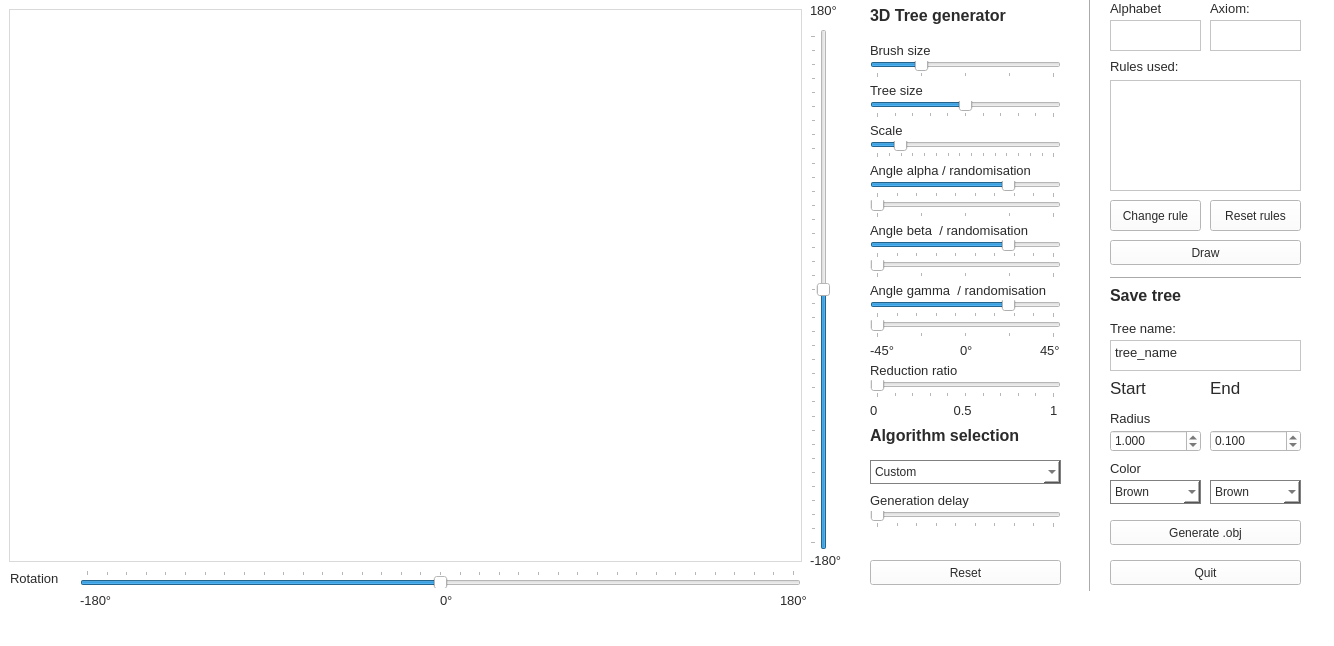
Above: mainwindow.ui from Maxlo24/Projet_Majeure_Arbre_3D before the change. Below: the same form after it.
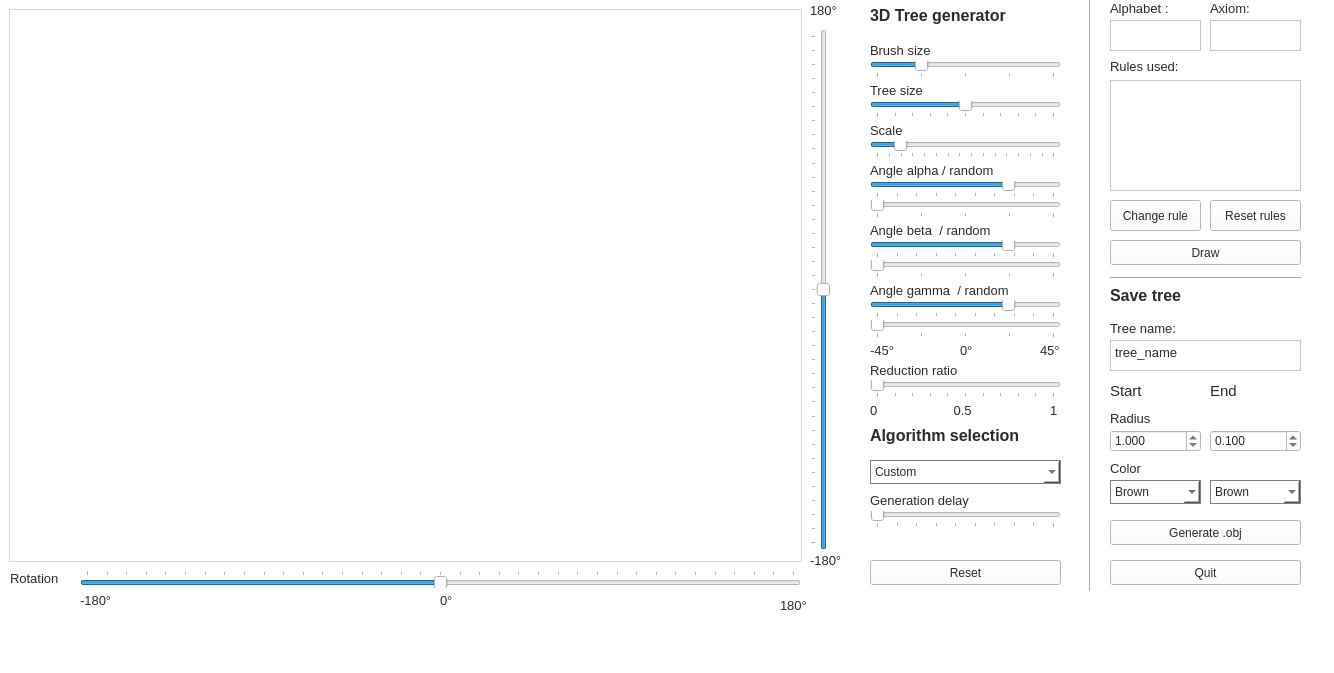
That is the form after the change.

```diff
--- a/mainwindow.ui
+++ b/mainwindow.ui
@@ -7,7 +7,7 @@
     <x>0</x>
     <y>0</y>
     <width>1334</width>
-    <height>646</height>
+    <height>673</height>
    </rect>
   </property>
   <property name="windowTitle">
@@ -55,7 +55,7 @@
      <rect>
       <x>870</x>
       <y>420</y>
-      <width>181</width>
+      <width>211</width>
       <height>31</height>
      </rect>
     </property>
@@ -225,7 +225,7 @@
      <rect>
       <x>870</x>
       <y>490</y>
-      <width>121</width>
+      <width>151</width>
       <height>21</height>
      </rect>
     </property>
@@ -457,7 +457,7 @@
      <rect>
       <x>870</x>
       <y>160</y>
-      <width>181</width>
+      <width>211</width>
       <height>21</height>
      </rect>
     </property>
@@ -467,7 +467,7 @@
      </font>
     </property>
     <property name="text">
-     <string>Angle alpha / randomisation</string>
+     <string>Angle alpha / random</string>
     </property>
    </widget>
    <widget class="QLabel" name="taillePinceauLabel_9">
@@ -636,7 +636,7 @@
      <rect>
       <x>80</x>
       <y>590</y>
-      <width>31</width>
+      <width>51</width>
       <height>21</height>
      </rect>
     </property>
@@ -654,8 +654,8 @@
      <rect>
       <x>780</x>
       <y>590</y>
-      <width>31</width>
-      <height>21</height>
+      <width>41</width>
+      <height>31</height>
      </rect>
     </property>
     <property name="font">
@@ -772,7 +772,7 @@
      <rect>
       <x>870</x>
       <y>220</y>
-      <width>171</width>
+      <width>211</width>
       <height>21</height>
      </rect>
     </property>
@@ -782,7 +782,7 @@
      </font>
     </property>
     <property name="text">
-     <string>Angle beta  / randomisation</string>
+     <string>Angle beta  / random</string>
     </property>
    </widget>
    <widget class="QSlider" name="beta_Slider">
@@ -863,7 +863,7 @@
      <rect>
       <x>870</x>
       <y>280</y>
-      <width>181</width>
+      <width>211</width>
       <height>21</height>
      </rect>
     </property>
@@ -873,7 +873,7 @@
      </font>
     </property>
     <property name="text">
-     <string>Angle gamma  / randomisation</string>
+     <string>Angle gamma  / random</string>
     </property>
    </widget>
    <widget class="QSlider" name="gamma_Slider">
@@ -1168,7 +1168,7 @@
      <rect>
       <x>1110</x>
       <y>56</y>
-      <width>71</width>
+      <width>111</width>
       <height>20</height>
      </rect>
     </property>
@@ -1283,13 +1283,13 @@
      <rect>
       <x>1110</x>
       <y>380</y>
-      <width>41</width>
-      <height>16</height>
+      <width>71</width>
+      <height>21</height>
      </rect>
     </property>
     <property name="font">
      <font>
-      <pointsize>13</pointsize>
+      <pointsize>11</pointsize>
      </font>
     </property>
     <property name="text">
@@ -1304,7 +1304,7 @@
      <rect>
       <x>1110</x>
       <y>0</y>
-      <width>51</width>
+      <width>81</width>
       <height>16</height>
      </rect>
     </property>
@@ -1325,7 +1325,7 @@
      <rect>
       <x>1210</x>
       <y>0</y>
-      <width>41</width>
+      <width>71</width>
       <height>16</height>
      </rect>
     </property>
@@ -1448,13 +1448,13 @@
      <rect>
       <x>1210</x>
       <y>380</y>
-      <width>41</width>
-      <height>16</height>
+      <width>71</width>
+      <height>21</height>
      </rect>
     </property>
     <property name="font">
      <font>
-      <pointsize>13</pointsize>
+      <pointsize>11</pointsize>
      </font>
     </property>
     <property name="text">
```
Left out of the diff: 2 changed lines with no effect on the pictures.
